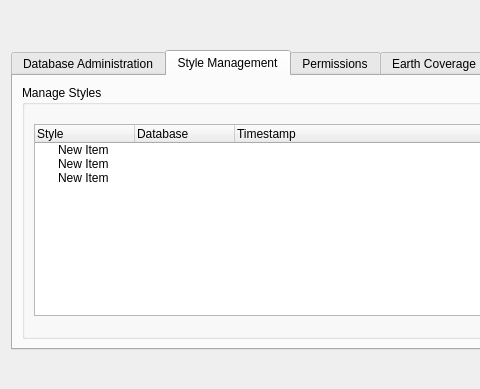
Above: ServerTools/batchDbManager.ui from dsgoficial/DsgTools before the change; both pictures show x 0 to 480 and y 0 to 389 of the 757 by 389 pixel window. Below: the same form after it.
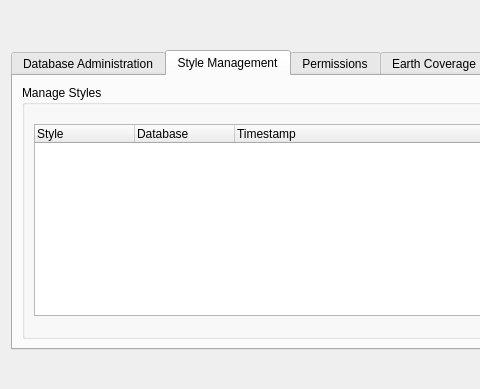
That is the form after the change. The open tabs and pages were chosen to show the change. Custom widgets are drawn as their Qt base class.

Commit message: first attempt on batch database style

Diff of the .ui file:
```diff
--- a/ServerTools/batchDbManager.ui
+++ b/ServerTools/batchDbManager.ui
@@ -167,39 +167,6 @@
               <string>Timestamp</string>
              </property>
             </column>
-            <item>
-             <property name="text">
-              <string>New Item</string>
-             </property>
-             <property name="text">
-              <string/>
-             </property>
-             <property name="text">
-              <string/>
-             </property>
-            </item>
-            <item>
-             <property name="text">
-              <string>New Item</string>
-             </property>
-             <property name="text">
-              <string/>
-             </property>
-             <property name="text">
-              <string/>
-             </property>
-            </item>
-            <item>
-             <property name="text">
-              <string>New Item</string>
-             </property>
-             <property name="text">
-              <string/>
-             </property>
-             <property name="text">
-              <string/>
-             </property>
-            </item>
            </widget>
           </item>
          </layout>
```
Left out of the diff: 2 changed lines with no effect on the pictures. The commit also changes 3 other files.
